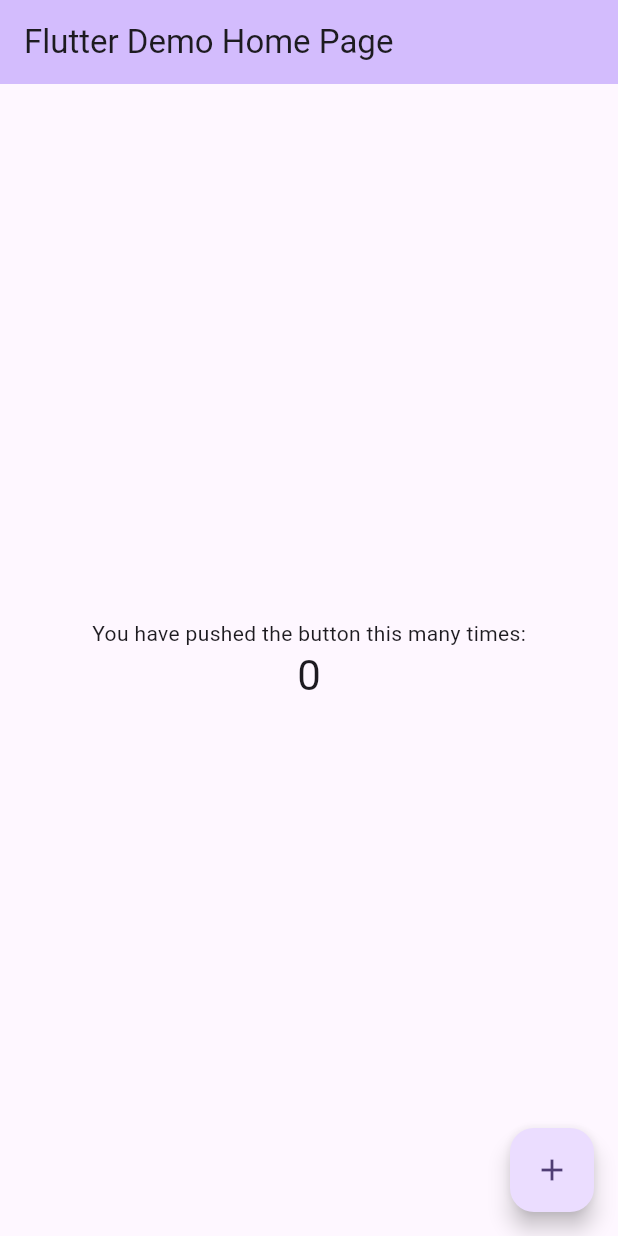
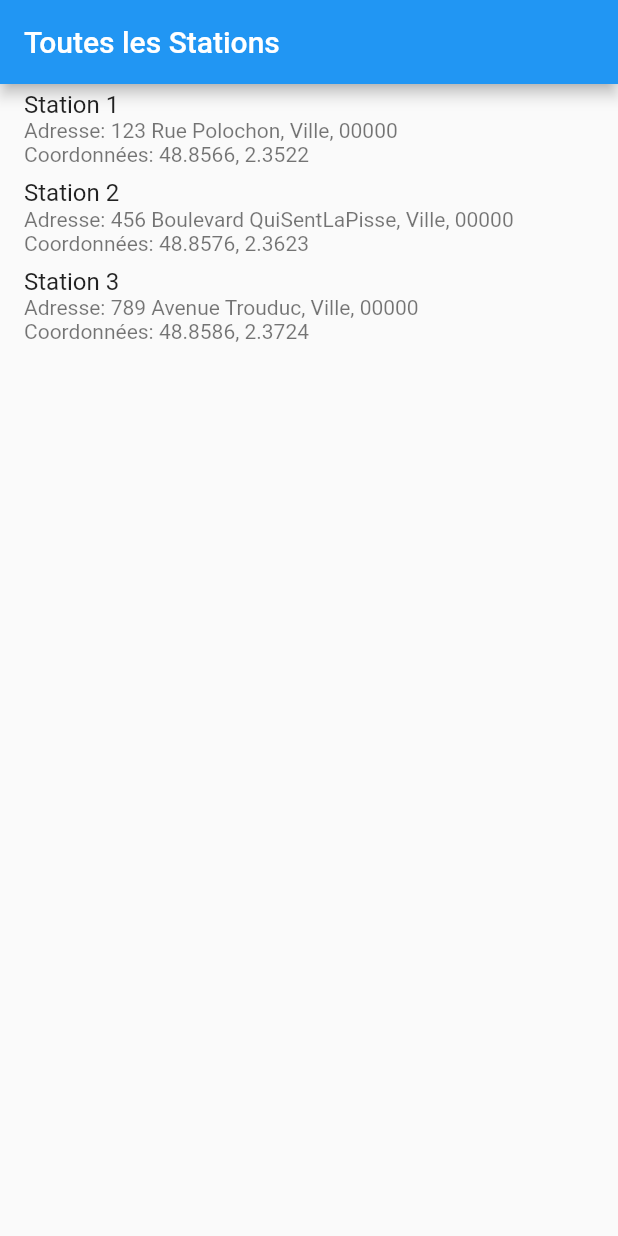
Before and after one commit to Shawigami/front-TuCarbure, a Flutter app: the screen it shows after launch, on a phone screen of 412 x 824 dp. Run offline on Flutter 3.47's test engine with Material 2 defaults, Android fonts, the light colour scheme and no system bars.

Commit message:
feature\find-all-stations create fake data and show list stations

```diff
--- a/lib/main.dart
+++ b/lib/main.dart
@@ -1,125 +1,21 @@
+// Fichier : lib/main.dart
+
 import 'package:flutter/material.dart';
+import 'package:tucarbure/views/FindAllStations.dart';
 
 void main() {
-  runApp(const MyApp());
+  runApp(MyApp());
 }
 
 class MyApp extends StatelessWidget {
-  const MyApp({super.key});
-
-  // This widget is the root of your application.
   @override
   Widget build(BuildContext context) {
     return MaterialApp(
-      title: 'Flutter Demo',
+      title: 'Stations de Service',
       theme: ThemeData(
-        // This is the theme of your application.
-        //
-        // TRY THIS: Try running your application with "flutter run". You'll see
-        // the application has a blue toolbar. Then, without quitting the app,
-        // try changing the seedColor in the colorScheme below to Colors.green
-        // and then invoke "hot reload" (save your changes or press the "hot
-        // reload" button in a Flutter-supported IDE, or press "r" if you used
-        // the command line to start the app).
-        //
-        // Notice that the counter didn't reset back to zero; the application
-        // state is not lost during the reload. To reset the state, use hot
-        // restart instead.
-        //
-        // This works for code too, not just values: Most code changes can be
-        // tested with just a hot reload.
-        colorScheme: ColorScheme.fromSeed(seedColor: Colors.deepPurple),
-        useMaterial3: true,
+        primarySwatch: Colors.blue,
       ),
-      home: const MyHomePage(title: 'Flutter Demo Home Page'),
+      home: FindAllStations(),
     );
   }
 }
-
-class MyHomePage extends StatefulWidget {
-  const MyHomePage({super.key, required this.title});
-
-  // This widget is the home page of your application. It is stateful, meaning
-  // that it has a State object (defined below) that contains fields that affect
-  // how it looks.
-
-  // This class is the configuration for the state. It holds the values (in this
-  // case the title) provided by the parent (in this case the App widget) and
-  // used by the build method of the State. Fields in a Widget subclass are
-  // always marked "final".
-
-  final String title;
-
-  @override
-  State<MyHomePage> createState() => _MyHomePageState();
-}
-
-class _MyHomePageState extends State<MyHomePage> {
-  int _counter = 0;
-
-  void _incrementCounter() {
-    setState(() {
-      // This call to setState tells the Flutter framework that something has
-      // changed in this State, which causes it to rerun the build method below
-      // so that the display can reflect the updated values. If we changed
-      // _counter without calling setState(), then the build method would not be
-      // called again, and so nothing would appear to happen.
-      _counter++;
-    });
-  }
-
-  @override
-  Widget build(BuildContext context) {
-    // This method is rerun every time setState is called, for instance as done
-    // by the _incrementCounter method above.
-    //
-    // The Flutter framework has been optimized to make rerunning build methods
-    // fast, so that you can just rebuild anything that needs updating rather
-    // than having to individually change instances of widgets.
-    return Scaffold(
-      appBar: AppBar(
-        // TRY THIS: Try changing the color here to a specific color (to
-        // Colors.amber, perhaps?) and trigger a hot reload to see the AppBar
-        // change color while the other colors stay the same.
-        backgroundColor: Theme.of(context).colorScheme.inversePrimary,
-        // Here we take the value from the MyHomePage object that was created by
-        // the App.build method, and use it to set our appbar title.
-        title: Text(widget.title),
-      ),
-      body: Center(
-        // Center is a layout widget. It takes a single child and positions it
-        // in the middle of the parent.
-        child: Column(
-          // Column is also a layout widget. It takes a list of children and
-          // arranges them vertically. By default, it sizes itself to fit its
-          // children horizontally, and tries to be as tall as its parent.
-          //
-          // Column has various properties to control how it sizes itself and
-          // how it positions its children. Here we use mainAxisAlignment to
-          // center the children vertically; the main axis here is the vertical
-          // axis because Columns are vertical (the cross axis would be
-          // horizontal).
-          //
-          // TRY THIS: Invoke "debug painting" (choose the "Toggle Debug Paint"
-          // action in the IDE, or press "p" in the console), to see the
-          // wireframe for each widget.
-          mainAxisAlignment: MainAxisAlignment.center,
-          children: <Widget>[
-            const Text(
-              'You have pushed the button this many times:',
-            ),
-            Text(
-              '$_counter',
-              style: Theme.of(context).textTheme.headlineMedium,
-            ),
-          ],
-        ),
-      ),
-      floatingActionButton: FloatingActionButton(
-        onPressed: _incrementCounter,
-        tooltip: 'Increment',
-        child: const Icon(Icons.add),
-      ), // This trailing comma makes auto-formatting nicer for build methods.
-    );
-  }
-}
--- /dev/null
+++ b/lib/models/mock_data.dart
@@ -0,0 +1,13 @@
+class Station {
+  final String name;
+  final String address;
+  final String coordinates;
+
+  Station(this.name, this.address, this.coordinates);
+}
+
+final List<Station> mockStations = <Station>[
+  Station('Station 1', '123 Rue Polochon, Ville, 00000', '48.8566, 2.3522'),
+  Station('Station 2', '456 Boulevard QuiSentLaPisse, Ville, 00000', '48.8576, 2.3623'),
+  Station('Station 3', '789 Avenue Trouduc, Ville, 00000', '48.8586, 2.3724'),
+];
--- /dev/null
+++ b/lib/views/FindAllStations.dart
@@ -0,0 +1,34 @@
+// Fichier : lib/views/FindAllStations.dart
+
+import 'package:flutter/material.dart';
+import 'package:tucarbure/models/mock_data.dart';
+import 'package:tucarbure/views/StationDetailsPage.dart';
+
+class FindAllStations extends StatelessWidget {
+  @override
+  Widget build(BuildContext context) {
+    return Scaffold(
+      appBar: AppBar(
+        title: Text('Toutes les Stations'),
+      ),
+      body: ListView.builder(
+        itemCount: mockStations.length,
+        itemBuilder: (context, index) {
+          return ListTile(
+            title: Text(mockStations[index].name),
+            subtitle: Text('Adresse: ${mockStations[index].address}\nCoordonnées: ${mockStations[index].coordinates}'),
+            onTap: () {
+              // Naviguez vers les détails de la station lorsque vous cliquez sur une station spécifique
+              Navigator.push(
+                context,
+                MaterialPageRoute(
+                  builder: (context) => StationDetailsPage(station: mockStations[index]),
+                ),
+              );
+            },
+          );
+        },
+      ),
+    );
+  }
+}
--- /dev/null
+++ b/lib/views/StationDetailsPage.dart
@@ -0,0 +1,32 @@
+// Fichier : lib/views/StationDetailsPage.dart
+
+import 'package:flutter/material.dart';
+import 'package:tucarbure/models/mock_data.dart';
+
+
+class StationDetailsPage extends StatelessWidget {
+  final Station station;
+
+  StationDetailsPage({Key? key, required this.station}) : super(key: key);
+
+  @override
+  Widget build(BuildContext context) {
+    return Scaffold(
+      appBar: AppBar(
+        title: Text('Détails de ${station.name}'),
+      ),
+      body: Padding(
+        padding: const EdgeInsets.all(8.0),
+        child: Column(
+          crossAxisAlignment: CrossAxisAlignment.start,
+          children: <Widget>[
+            Text('Nom de la station : ${station.name}'),
+            Text('Adresse : ${station.address}'),
+            Text('Coordonnées : ${station.coordinates}'),
+            // Ajoutez ici d'autres détails de la station-service.
+          ],
+        ),
+      ),
+    );
+  }
+}
```
